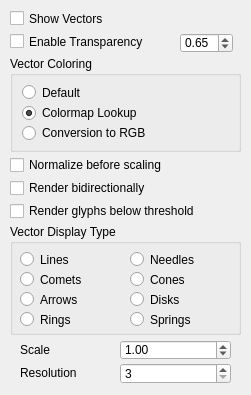
Old version of the form src/Interface/Modules/Visualization/ShowFieldGlyphsVectorTab.ui in the repository SCIInstitute/SCIRun.
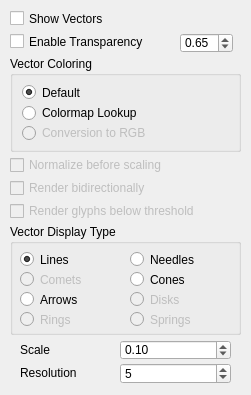
New version of the form.

Commit message: read write to renderstate get values from dialog

The edit to the form file:
```diff
--- a/src/Interface/Modules/Visualization/ShowFieldGlyphsVectorTab.ui
+++ b/src/Interface/Modules/Visualization/ShowFieldGlyphsVectorTab.ui
@@ -73,20 +73,23 @@
      <rect>
       <x>10</x>
       <y>25</y>
-      <width>111</width>
+      <width>101</width>
       <height>21</height>
      </rect>
     </property>
     <property name="text">
      <string>Lines</string>
     </property>
+    <property name="checked">
+     <bool>true</bool>
+    </property>
    </widget>
    <widget class="QRadioButton" name="radioButton_8">
     <property name="geometry">
      <rect>
       <x>120</x>
       <y>25</y>
-      <width>121</width>
+      <width>91</width>
       <height>21</height>
      </rect>
     </property>
@@ -94,12 +97,15 @@
      <string>Needles</string>
     </property>
    </widget>
-   <widget class="QRadioButton" name="radioButton_9">
+   <widget class="QRadioButton" name="vectorsAsCometsRButton_">
+    <property name="enabled">
+     <bool>false</bool>
+    </property>
     <property name="geometry">
      <rect>
       <x>10</x>
       <y>45</y>
-      <width>111</width>
+      <width>101</width>
       <height>21</height>
      </rect>
     </property>
@@ -112,7 +118,7 @@
      <rect>
       <x>120</x>
       <y>45</y>
-      <width>121</width>
+      <width>91</width>
       <height>21</height>
      </rect>
     </property>
@@ -125,7 +131,7 @@
      <rect>
       <x>10</x>
       <y>65</y>
-      <width>111</width>
+      <width>101</width>
       <height>21</height>
      </rect>
     </property>
@@ -133,12 +139,15 @@
      <string>Arrows</string>
     </property>
    </widget>
-   <widget class="QRadioButton" name="radioButton_16">
+   <widget class="QRadioButton" name="vectorsAsSpringsRButton_">
+    <property name="enabled">
+     <bool>false</bool>
+    </property>
     <property name="geometry">
      <rect>
       <x>120</x>
       <y>85</y>
-      <width>121</width>
+      <width>91</width>
       <height>21</height>
      </rect>
     </property>
@@ -146,12 +155,15 @@
      <string>Springs</string>
     </property>
    </widget>
-   <widget class="QRadioButton" name="radioButton_17">
+   <widget class="QRadioButton" name="vectorsAsRingsRButton_">
+    <property name="enabled">
+     <bool>false</bool>
+    </property>
     <property name="geometry">
      <rect>
       <x>10</x>
       <y>85</y>
-      <width>111</width>
+      <width>101</width>
       <height>21</height>
      </rect>
     </property>
@@ -159,12 +171,15 @@
      <string>Rings</string>
     </property>
    </widget>
-   <widget class="QRadioButton" name="radioButton_18">
+   <widget class="QRadioButton" name="vectorsAsDisksRButton_">
+    <property name="enabled">
+     <bool>false</bool>
+    </property>
     <property name="geometry">
      <rect>
       <x>120</x>
       <y>65</y>
-      <width>121</width>
+      <width>91</width>
       <height>21</height>
      </rect>
     </property>
@@ -178,7 +193,7 @@
     <rect>
      <x>10</x>
      <y>33</y>
-     <width>171</width>
+     <width>161</width>
      <height>17</height>
     </rect>
    </property>
@@ -192,12 +207,15 @@
     <string>Enable Transparency</string>
    </property>
   </widget>
-  <widget class="QCheckBox" name="checkBox_5">
+  <widget class="QCheckBox" name="normalizeVectorsCheckBox_">
+   <property name="enabled">
+    <bool>false</bool>
+   </property>
    <property name="geometry">
     <rect>
      <x>10</x>
      <y>155</y>
-     <width>271</width>
+     <width>221</width>
      <height>20</height>
     </rect>
    </property>
@@ -211,12 +229,15 @@
     <string>Normalize before scaling</string>
    </property>
   </widget>
-  <widget class="QCheckBox" name="checkBox_6">
+  <widget class="QCheckBox" name="bidirectionalVectorsCheckBox_">
+   <property name="enabled">
+    <bool>false</bool>
+   </property>
    <property name="geometry">
     <rect>
      <x>10</x>
      <y>178</y>
-     <width>271</width>
+     <width>221</width>
      <height>20</height>
     </rect>
    </property>
@@ -245,13 +266,19 @@
    <property name="maximum">
     <number>20</number>
    </property>
+   <property name="value">
+    <number>5</number>
+   </property>
   </widget>
-  <widget class="QCheckBox" name="checkBox_7">
+  <widget class="QCheckBox" name="renderVectorsBelowThresholdCheckBox_">
+   <property name="enabled">
+    <bool>false</bool>
+   </property>
    <property name="geometry">
     <rect>
      <x>10</x>
      <y>201</y>
-     <width>271</width>
+     <width>221</width>
      <height>20</height>
     </rect>
    </property>
@@ -286,20 +313,26 @@
       <property name="text">
        <string>Default</string>
       </property>
-     </widget>
-    </item>
-    <item>
-     <widget class="QRadioButton" name="colormapLookupNodeColoringButton_5">
-      <property name="text">
-       <string>Colormap Lookup</string>
-      </property>
       <property name="checked">
        <bool>true</bool>
       </property>
      </widget>
     </item>
     <item>
-     <widget class="QRadioButton" name="conversionRGBNodeColoringButton_5">
+     <widget class="QRadioButton" name="colormapLookupVectorsColoringRButton_">
+      <property name="text">
+       <string>Colormap Lookup</string>
+      </property>
+      <property name="checked">
+       <bool>false</bool>
+      </property>
+     </widget>
+    </item>
+    <item>
+     <widget class="QRadioButton" name="conversionRGBVectorsColoringRButton_">
+      <property name="enabled">
+       <bool>false</bool>
+      </property>
       <property name="text">
        <string>Conversion to RGB</string>
       </property>
@@ -326,7 +359,7 @@
     <double>100.000000000000000</double>
    </property>
    <property name="value">
-    <double>1.000000000000000</double>
+    <double>0.100000000000000</double>
    </property>
   </widget>
   <widget class="QLabel" name="label_10">
@@ -334,7 +367,7 @@
     <rect>
      <x>20</x>
      <y>340</y>
-     <width>112</width>
+     <width>91</width>
      <height>20</height>
     </rect>
    </property>
@@ -347,7 +380,7 @@
     <rect>
      <x>20</x>
      <y>363</y>
-     <width>112</width>
+     <width>91</width>
      <height>20</height>
     </rect>
    </property>
```
Left out of the diff: 24 changed lines with no effect on the pictures. The commit also changes 10 other files.
